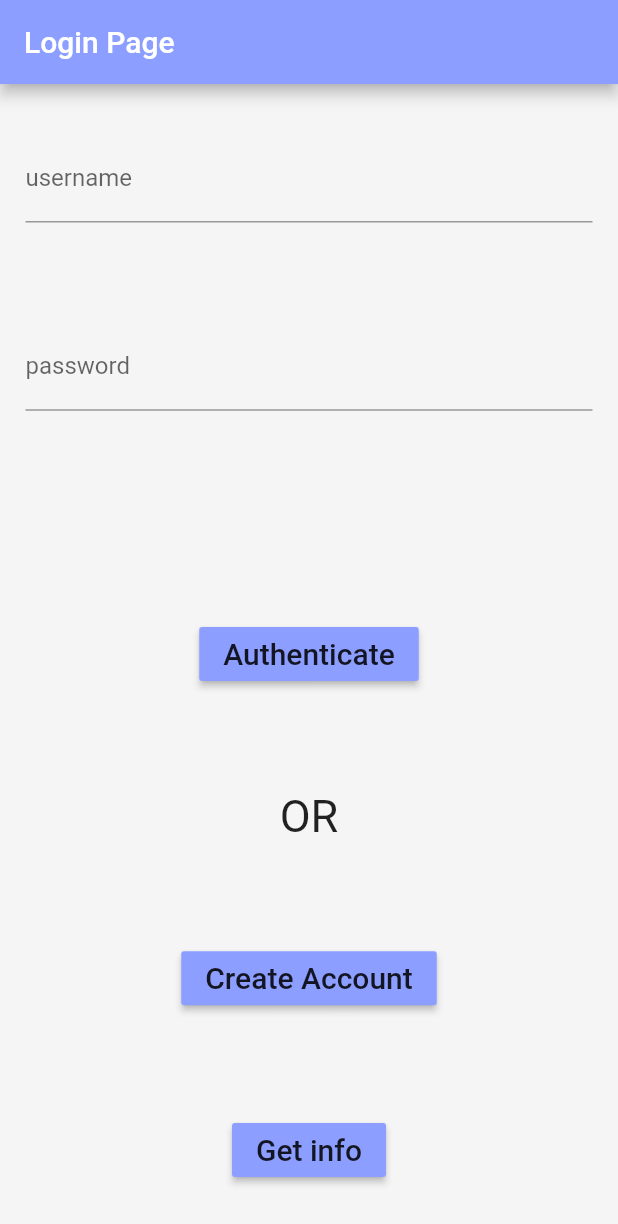
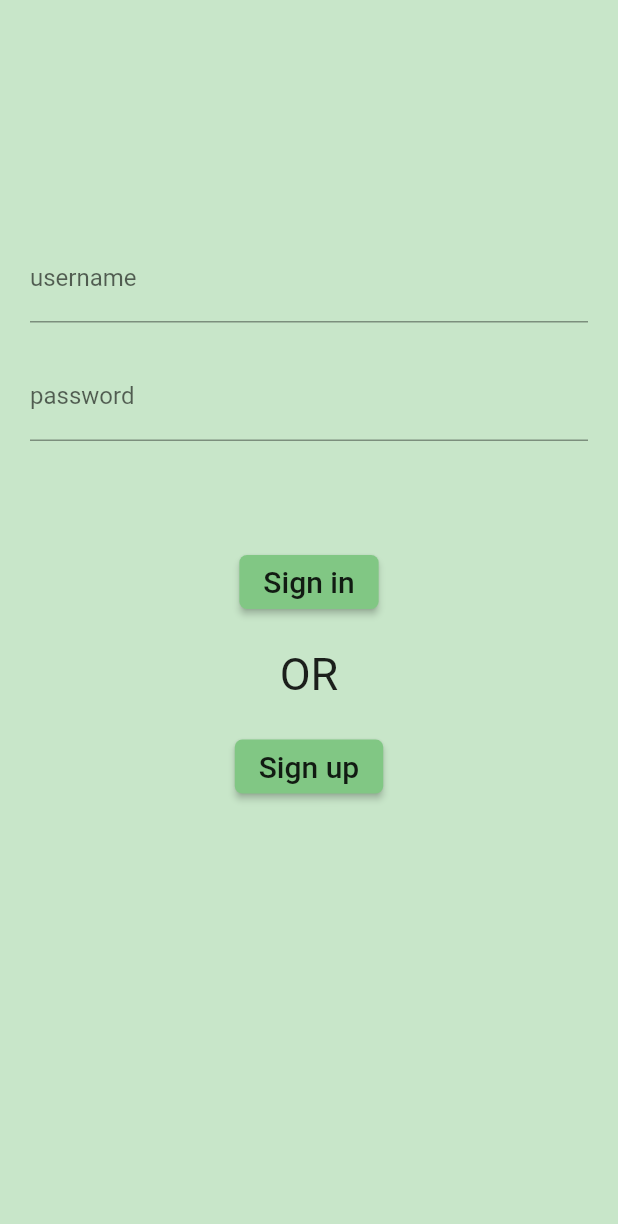
Before and after one commit to tubakocabiyik0/flutter-node.js_blog_app, a Flutter app: the screen it shows after launch, on a phone screen of 412 x 824 dp. Shown: the top 1224 px of the screen. Run offline on Flutter 3.47's test engine with Material 2 defaults, Android fonts, the phone set to English and light mode, and no system bars; our stand-ins replace dio, fluttertoast; missing offline and left inert: regexpattern.

Commit message:
login page created

```diff
--- a/auth_with_nodejs/lib/screens/login_screen.dart
+++ b/auth_with_nodejs/lib/screens/login_screen.dart
@@ -1,6 +1,7 @@
 import 'package:auth_with_nodejs/sevices/auth_service.dart';
 import 'package:flutter/material.dart';
 import 'package:fluttertoast/fluttertoast.dart';
+import 'package:regexpattern/regexpattern.dart';
 
 class Login extends StatefulWidget {
   @override
@@ -11,21 +12,42 @@ class _LoginState extends State<Login> {
   String username;
   String password;
   var token;
+  final passwordKey = GlobalKey<FormState>();
+  final usernameKey = GlobalKey<FormState>();
+  bool passwordAuto;
+
+  @override
+  void initState() {
+    // TODO: implement initState
+    super.initState();
+    passwordAuto= false;
+  }
 
   @override
   Widget build(BuildContext context) {
     return Scaffold(
-      backgroundColor: Colors.grey.shade100,
+      resizeToAvoidBottomInset: false,
+      backgroundColor: Colors.green.shade100,
       appBar: AppBar(
-        title: Text("Login Page"),
-        backgroundColor: Colors.indigoAccent.shade100,
+        backgroundColor: Colors.green.shade100,
+        elevation: 0,
       ),
       body: Column(
-        mainAxisAlignment: MainAxisAlignment.spaceAround,
         children: [
           Padding(
-            padding: const EdgeInsets.only(left: 17.0, right: 17),
-            child: TextField(
+            padding: const EdgeInsets.only(left: 20.0, right: 20, top: 100),
+            child: Form(
+              key: usernameKey,
+              child: TextFormField(
+                // ignore: deprecated_member_use
+                autovalidate: passwordAuto,
+                validator: (username){
+                  if(username.isUsername()){
+                    return null;
+                  }else{
+                    return 'Username error please try again';
+                  }
+                },
                 decoration: InputDecoration(
                   labelText: "username",
                 ),
@@ -34,9 +56,21 @@ class _LoginState extends State<Login> {
                 },
               ),
             ),
+          ),
           Padding(
-            padding: const EdgeInsets.only(left: 17.0, right: 17),
-            child: TextField(
+            padding: const EdgeInsets.only(left: 20.0, right: 20, top: 20),
+            child: Form(
+              key: passwordKey,
+              child: TextFormField(
+                // ignore: deprecated_member_use
+                autovalidate: passwordAuto,
+                validator: (password) {
+                  if (password.isPasswordEasy()) {
+                    return null;
+                  } else {
+                    return "Password error please try again";
+                  }
+                },
                 obscureText: true,
                 decoration: InputDecoration(
                   labelText: "password",
@@ -46,51 +80,64 @@ class _LoginState extends State<Login> {
                 },
               ),
             ),
+          ),
           SizedBox(
-            height: 5,
+            height: 70,
           ),
           RaisedButton(
             onPressed: () async {
+              if (!passwordKey.currentState.validate()) {
+                  setState(() {
+                    passwordAuto=true;
+                  });
+              } else {
+                passwordKey.currentState.save();
                 await AuthService().login(username, password).then((val) {
                   if (val.data['success']) {
                     token = val.data['token'];
                     Fluttertoast.showToast(msg: "Authentication success");
                   }
                 });
+              }
             },
-            color: Colors.indigoAccent.shade100,
+            shape: RoundedRectangleBorder(
+                borderRadius: BorderRadius.all(Radius.circular(5))),
+            color: Colors.green.shade300,
             child: Text(
-              "Authenticate",
+              "Sign in",
               style: TextStyle(fontSize: 20),
             ),
+          ),
+          SizedBox(
+            height: 20,
           ),
           Text(
             "OR",
             style: TextStyle(fontSize: 30),
           ),
-          RaisedButton(
-            onPressed: () async {
-              await AuthService().addUser(username, password).then((val) => {
-                    if (val.data['success'])
-                      {Fluttertoast.showToast(msg: "Authentication success")}
-                  });
-            },
-            color: Colors.indigoAccent.shade100,
-            child: Text(
-              "Create Account",
-              style: TextStyle(fontSize: 20),
-            ),
+          SizedBox(
+            height: 20,
           ),
           RaisedButton(
             onPressed: () async {
-              await AuthService().getInfo(token).then((val) => {
+              if (!passwordKey.currentState.validate()) {
+                setState(() {
+                  passwordAuto=true;
+                });
+              }else{
+                await AuthService().addUser(username, password).then((val) => {
                   if (val.data['success'])
-                      {Fluttertoast.showToast(msg: val.data['msg'])}
+                    {Fluttertoast.showToast(msg: "Account created")}
                 });
+              }
+
+
             },
-            color: Colors.indigoAccent.shade100,
+            shape: RoundedRectangleBorder(
+                borderRadius: BorderRadius.all(Radius.circular(5))),
+            color: Colors.green.shade300,
             child: Text(
-              "Get info",
+              "Sign up",
               style: TextStyle(fontSize: 20),
             ),
           ),
--- a/auth_with_nodejs/pubspec.yaml
+++ b/auth_with_nodejs/pubspec.yaml
@@ -31,6 +31,7 @@ dependencies:
   dio: ^3.0.10
   fluttertoast: ^7.1.8
   http: ^0.12.2
+  regexpattern: ^1.0.0
 
 
 dev_dependencies:
```
Also changed, not shown: auth_with_nodejs/pubspec.lock. Lines whose indentation alone changed are shown as unchanged.
